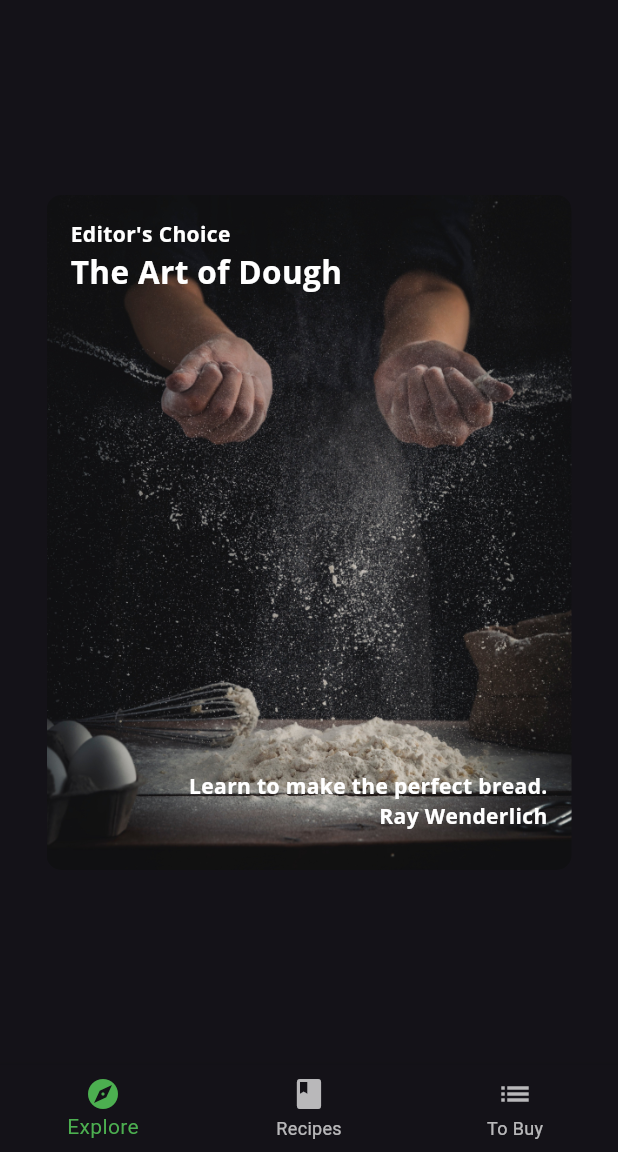
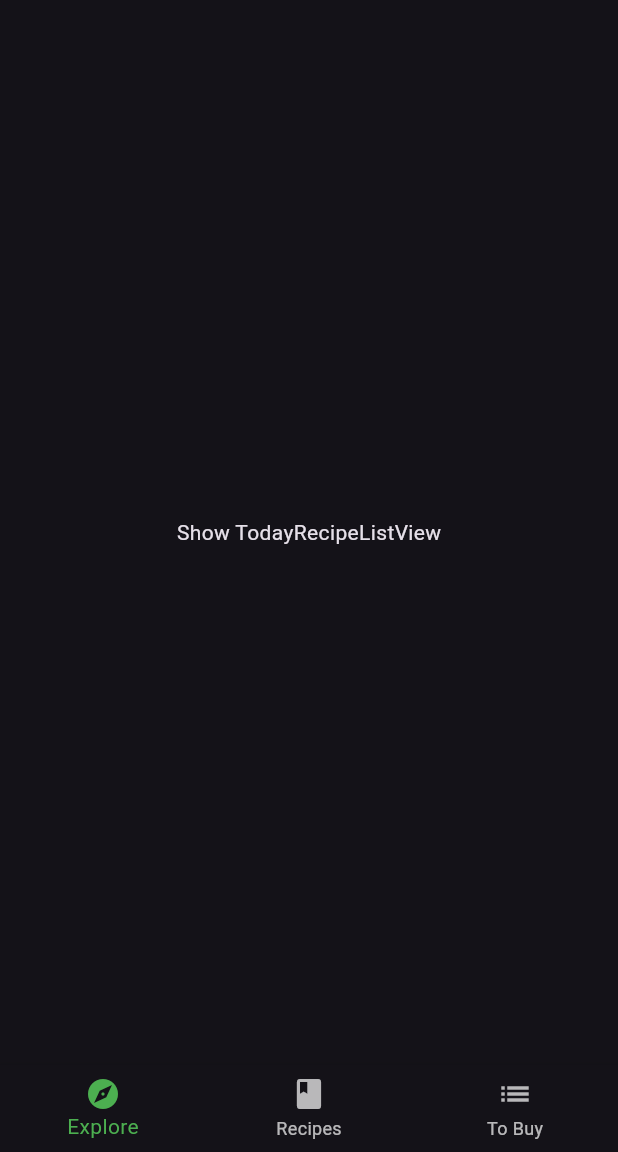
Before and after one commit to oladejomubarak/Fooderlich, a Flutter app: the screen it shows after launch, on a phone screen of 412 x 824 dp, the part 84-1236 px from its top. Run offline on Flutter 3.47's test engine with Material 3 defaults, Android fonts, the phone set to English and light mode, and no system bars; our stand-ins replace google_fonts.

Commit message:
building mutiple screens for recipe exploration

```diff
--- a/lib/home.dart
+++ b/lib/home.dart
@@ -3,6 +3,7 @@ import 'components/card1.dart';
 import 'components/card2.dart';
 import 'components/card3.dart';
 import 'models/explore_recipe.dart';
+import 'screens/explore_screen.dart';
 
 class Home extends StatefulWidget {
   const Home({super.key});
@@ -15,30 +16,10 @@ class HomeState extends State<Home> {
   int _selectedIndex = 0;
 
   static List<Widget> pages = <Widget>[
-    Card1(
-        recipe: ExploreRecipe(
-            authorName: 'Ray Wenderlich',
-            title: 'The Art of Dough',
-            subtitle: 'Editor\'s Choice',
-            message: 'Learn to make the perfect bread.',
-            backgroundImage: 'assets/mag1.png')),
-    Card2(
-        recipe: ExploreRecipe(
-            authorName: 'Mike Katz',
-            role: 'Smoothie Connoisseur',
-            profileImage: 'assets/profile_pics/person_katz.jpeg',
-            title: 'Recipe',
-            subtitle: 'Smoothies',
-            backgroundImage: 'assets/magazine_pics/mag2.png')),
-    Card3(
-        recipe: ExploreRecipe(
-            title: 'Vegan Trends',
-            tags: [
-              'Healthy', 'Vegan', 'Carrots', 'Greens', 'Wheat',
-              'Pescetarian', 'Mint', 'Lemongrass',
-              'Salad', 'Water'
-            ],
-            backgroundImage: 'assets/magazine_pics/mag3.png')),
+    ExploreScreen(),
+    // TODO: Replace with RecipesScreen
+    Container(color: Colors.green),
+    Container(color: Colors.blue)
   ];
 
   void _onItemTapped(int index) {
--- a/lib/screens/explore_screen.dart
+++ b/lib/screens/explore_screen.dart
@@ -0,0 +1,36 @@
+import 'package:flutter/material.dart';
+import '../api/mock_fooderlich_service.dart';
+import '../components/components.dart';
+
+
+class ExploreScreen extends StatelessWidget {
+  // 1
+  final mockService = MockFooderlichService();
+  ExploreScreen({Key? key}) : super(key: key);
+  @override
+  Widget build(BuildContext context) {
+    // 2
+    // TODO 1: Add TodayRecipeListView FutureBuilder
+    // 1
+    return FutureBuilder(
+      // 2
+        future: mockService.getExploreData(),
+        // 3
+        builder: (context, snapshot) {
+          // TODO: Add Nested List Views
+          // 4
+          if (snapshot.connectionState == ConnectionState.done) {
+            // 5
+            final recipes = snapshot.data?.todayRecipes;
+            // TODO: Replace this with TodayRecipeListView
+            return Center(
+                child: Container(
+                    child: const Text('Show TodayRecipeListView')));
+          } else {
+            // 6
+            return const Center(
+                child: CircularProgressIndicator());
+          }
+        });
+  }
+}
```
